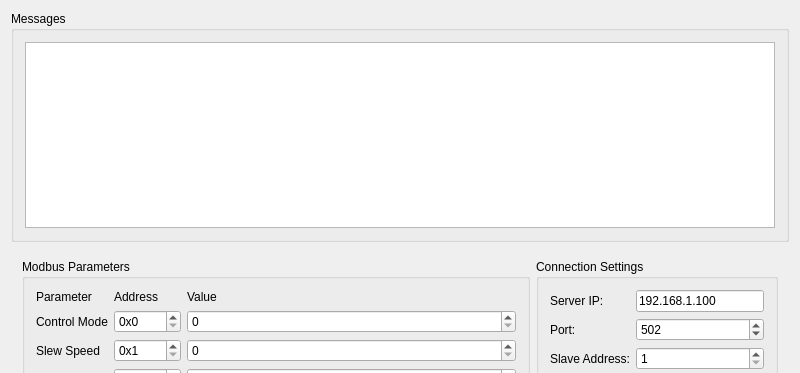
Before: the Qt Designer form mainwindow.ui in riveriver/for_testing_hkcrc_crane, drawn with Qt 5; both pictures show x 0 to 800 and y 0 to 373 of the 800 by 600 pixel window.
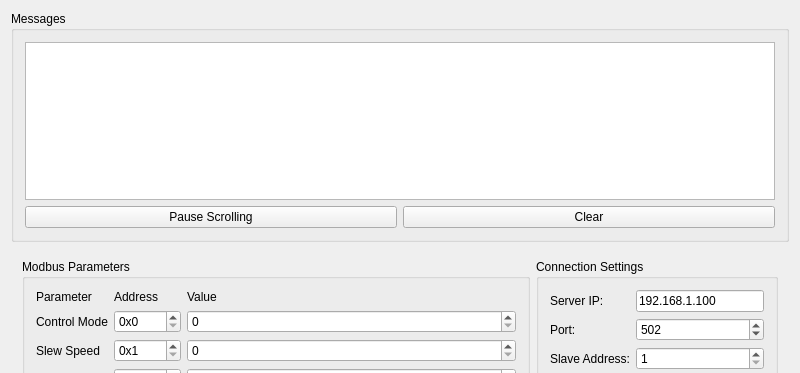
After: the same form once the commit is applied.

Commit message: feat: add scrolling and clear function

```diff
--- a/mainwindow.ui
+++ b/mainwindow.ui
@@ -26,8 +26,35 @@
          <property name="readOnly">
           <bool>true</bool>
          </property>
+         <property name="minimumHeight">
+          <number>300</number>
+         </property>
+         <property name="sizePolicy">
+          <sizepolicy hsizetype="Expanding" vsizetype="Expanding">
+           <horstretch>0</horstretch>
+           <verstretch>1</verstretch>
+          </sizepolicy>
+         </property>
         </widget>
        </item>
+       <item>
+        <layout class="QHBoxLayout" name="messageButtonsLayout">
+         <item>
+          <widget class="QPushButton" name="pauseResumeButton">
+           <property name="text">
+            <string>Pause Scrolling</string>
+           </property>
+          </widget>
+         </item>
+         <item>
+          <widget class="QPushButton" name="clearMessagesButton">
+           <property name="text">
+            <string>Clear</string>
+           </property>
+          </widget>
+         </item>
+        </layout>
+       </item>
       </layout>
      </widget>
     </item>
```
The commit also changes 6 other files.
